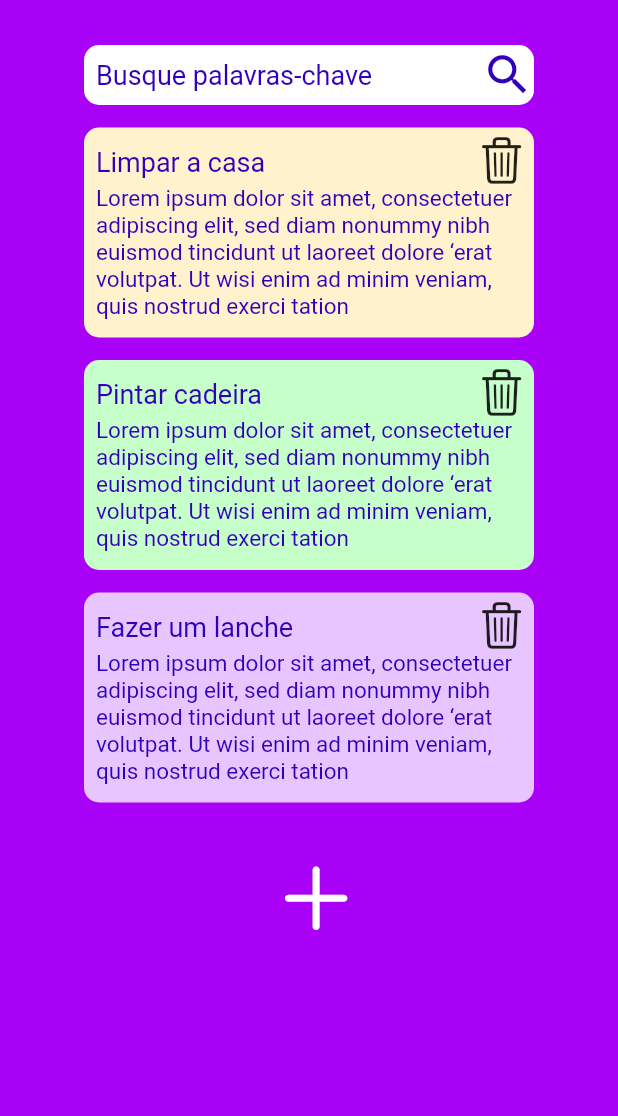
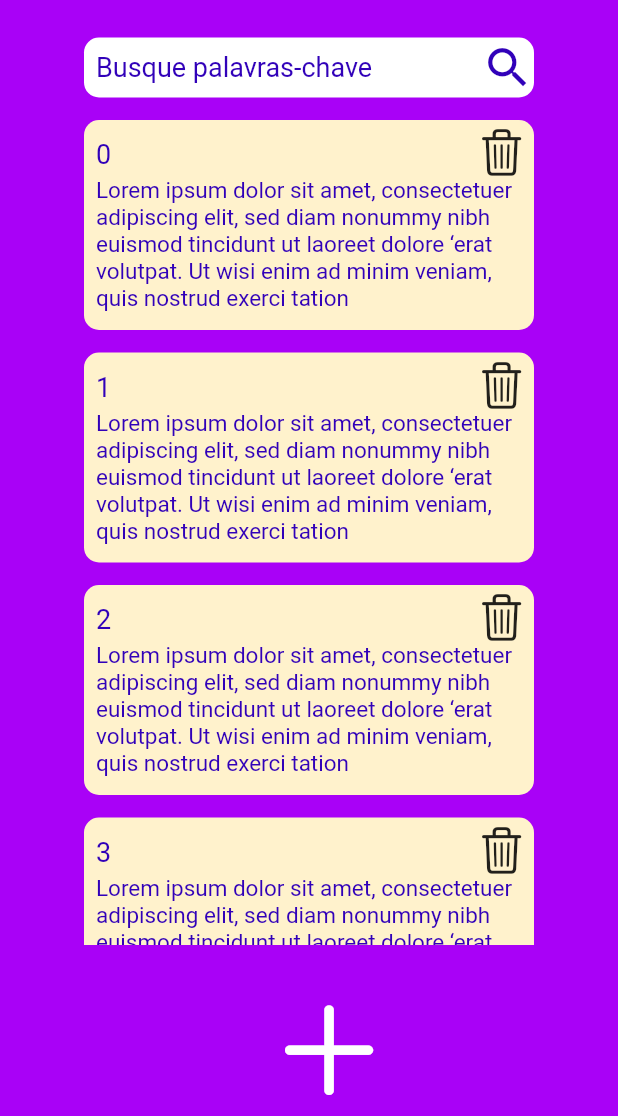
Before and after one commit to DesenvolvedorDOM23/todo_app, a Flutter app: the screen it shows after launch, on a phone screen of 412 x 824 dp, the part 120-1236 px from its top. Run offline on Flutter 3.47's test engine with Material 2 defaults, Android fonts, the light colour scheme and no system bars; Roboto replaces fonts that are missing (Montserrat-Bold, Montserrat-SemiBold, Tahoma).

Commit message:
ajuste da listview e botao fixo na tela

```diff
--- a/todo_app/lib/view/pages/listagem.dart
+++ b/todo_app/lib/view/pages/listagem.dart
@@ -16,6 +16,8 @@ class _ListagemState extends State<Listagem> {
     return Scaffold(
       backgroundColor: Color.fromRGBO(169, 1, 247, 1),
       body: Column(
+        mainAxisSize: MainAxisSize.min,
+        mainAxisAlignment: MainAxisAlignment.spaceEvenly,
         children: [
           Row(
             children: [
@@ -51,30 +53,11 @@ class _ListagemState extends State<Listagem> {
               ),
             ],
           ),
-          /////
-          ///
-          ///barra de pesquisa!
-          ///
-          ///
-          // Container(
-          //   width: MediaQuery.of(context).size.width * 0.94,
-          //   padding: const EdgeInsets.only(top: 30, bottom: 15),
-          //   child: const TextField(
-          //     decoration: InputDecoration(
-          //         labelText: 'Busque palavras-chave',
-          //         suffixIcon: Icon(Icons.search),
-          //         enabledBorder: UnderlineInputBorder(
-          //             borderRadius: BorderRadius.all(Radius.circular(15))),
-          //         filled: true,
-          //         fillColor: Colors.white),
-          //   ),
-          // ),
-          ///
           Column(
-            //definir tamanho dessa colum pode ser o melhor caminho pra fixar botao bottom
             children: [
-              Container(
-                margin: EdgeInsets.only(top: 30),
+              Padding(
+                padding: const EdgeInsets.only(top: 25, left: 10, right: 10),
+                child: Container(
                   width: 300,
                   height: 40,
                   decoration: BoxDecoration(
@@ -103,21 +86,18 @@ class _ListagemState extends State<Listagem> {
                     ],
                   ),
                 ),
-
-              ////////////
-              ///
-              ///final intemLista = List<String> ;
-              ///ListView.Builder(
-              ///itemcount: itemLista.length
-              ///itemBuilder: (contex, index){
-              ///return ListTile(
-              ///title: Text('${itemLista[index]}')
-              ///)
-              ///}
-              ///
-              ///)
-              Container(
-                margin: EdgeInsets.only(top: 15),
+              ),
+              SizedBox(height: 15),
+              SizedBox(
+                width: 300,
+                height: 550,
+                child: SingleChildScrollView(
+                  child: ListView.builder(
+                    shrinkWrap: true,
+                    itemCount: 15,
+                    itemBuilder: (context, index) {
+                      return Container(
+                        margin: EdgeInsets.only(bottom: 15),
                         height: 140,
                         width: 300,
                         decoration: BoxDecoration(
@@ -130,9 +110,10 @@ class _ListagemState extends State<Listagem> {
                               mainAxisAlignment: MainAxisAlignment.spaceBetween,
                               children: [
                                 Padding(
-                          padding: const EdgeInsets.only(left: 8, top: 8),
+                                  padding:
+                                      const EdgeInsets.only(left: 8, top: 8),
                                   child: Text(
-                            'Limpar a casa',
+                                    '$index',
                                     style: TextStyle(
                                       fontSize: 18,
                                       fontFamily: 'Montserrat-Bold',
@@ -141,7 +122,8 @@ class _ListagemState extends State<Listagem> {
                                   ),
                                 ),
                                 Padding(
-                          padding: const EdgeInsets.only(top: 5, right: 5),
+                                  padding:
+                                      const EdgeInsets.only(top: 5, right: 5),
                                   child: GestureDetector(
                                       onTap: null,
                                       child: Icon(
@@ -164,127 +146,28 @@ class _ListagemState extends State<Listagem> {
                             ),
                           ],
                         ),
-              ),
-              Container(
-                margin: EdgeInsets.only(top: 15),
-                height: 140,
-                width: 300,
-                decoration: BoxDecoration(
-                  color: Color.fromRGBO(199, 255, 203, 1),
-                  borderRadius: BorderRadius.circular(10),
-                ),
-                child: Column(
-                  children: [
-                    Row(
-                      mainAxisAlignment: MainAxisAlignment.spaceBetween,
-                      children: [
-                        Padding(
-                          padding: const EdgeInsets.only(left: 8, top: 8),
-                          child: Text(
-                            'Pintar cadeira',
-                            style: TextStyle(
-                              fontSize: 18,
-                              fontFamily: 'Montserrat-Bold',
-                              color: Color.fromRGBO(49, 1, 185, 1),
-                            ),
-                          ),
-                        ),
-                        Padding(
-                          padding: const EdgeInsets.only(top: 5, right: 5),
-                          child: GestureDetector(
-                              onTap: null,
-                              child: Icon(
-                                CupertinoIcons.trash,
-                                size: 33,
-                              )),
-                        )
-                      ],
-                    ),
-                    Padding(
-                      padding: const EdgeInsets.only(left: 8, right: 8),
-                      child: Text(
-                        'Lorem ipsum dolor sit amet, consectetuer adipiscing elit, sed diam nonummy nibh euismod tincidunt ut laoreet dolore ‘erat volutpat. Ut wisi enim ad minim veniam, quis nostrud exerci tation',
-                        style: TextStyle(
-                          fontSize: 15,
-                          fontFamily: 'Tahoma',
-                          color: Color.fromRGBO(49, 1, 185, 1),
+                      );
+                    },
                   ),
                 ),
               ),
             ],
           ),
-              ),
-              Container(
-                margin: EdgeInsets.only(top: 15),
-                height: 140,
-                width: 300,
-                decoration: BoxDecoration(
-                  color: Color.fromRGBO(232, 197, 255, 1),
-                  borderRadius: BorderRadius.circular(10),
-                ),
-                child: Column(
-                  children: [
-                    Row(
-                      mainAxisAlignment: MainAxisAlignment.spaceBetween,
-                      children: [
           Padding(
-                          padding: const EdgeInsets.only(left: 8, top: 8),
-                          child: Text(
-                            'Fazer um lanche',
-                            style: TextStyle(
-                              fontSize: 18,
-                              fontFamily: 'Montserrat-Bold',
-                              color: Color.fromRGBO(49, 1, 185, 1),
-                            ),
-                          ),
-                        ),
-                        Padding(
-                          padding: const EdgeInsets.only(top: 5, right: 5),
-                          child: GestureDetector(
-                              onTap: null,
-                              child: Icon(
-                                CupertinoIcons.trash,
-                                size: 33,
-                              )),
-                        )
-                      ],
-                    ),
-                    Padding(
-                      padding: const EdgeInsets.only(left: 8, right: 8),
-                      child: Text(
-                        'Lorem ipsum dolor sit amet, consectetuer adipiscing elit, sed diam nonummy nibh euismod tincidunt ut laoreet dolore ‘erat volutpat. Ut wisi enim ad minim veniam, quis nostrud exerci tation',
-                        style: TextStyle(
-                          fontSize: 15,
-                          fontFamily: 'Tahoma',
-                          color: Color.fromRGBO(49, 1, 185, 1),
-                        ),
-                      ),
-                    ),
-                  ],
-                ),
-              ),
-            ],
-          ),
-          SizedBox(
-            height: 25,
-          ),
-
-          //////
-          ///botão apresentado ainda não esta configurado corretamente!
-          IconButton(
-              onPressed: null, //<<<apagar qdo for navegar!
+            padding: const EdgeInsets.all(20.0),
+            child: IconButton(
+                onPressed: null,
                 // onPressed: () {
                 //           Navigator.of(context).push(MaterialPageRoute(
                 //               builder: (context) => Create()));
                 //         },
 
-              ////
-              ///fixar bottom center
                 icon: Icon(
                   CupertinoIcons.add,
-                size: 60,
+                  size: 85,
                   color: Colors.white,
                 )),
+          ),
 
           /////
           ///VVVV esse botão ficou fixo, VVVV
@@ -299,8 +182,161 @@ class _ListagemState extends State<Listagem> {
           //               size: 80,
           //               color: Colors.white,
           //             ))))
+          //////////
+          ///outra opção de botao
+          ///
+          // GestureDetector(
+          //   onTap: () {
+          //     Navigator.of(context).pushAndRemoveUntil(
+          //       MaterialPageRoute(
+          //         builder: (context) => const Listagem(),
+          //       ),
+          //       (route) => false,
+          //     );
+          //     // Navigator.pushNamedAndRemoveUntil(
+          //     //     context, 'todo_register', (route) => false);
+          //   },
+          //   child: const Icon(
+          //     CupertinoIcons.add,
+          //     size: 85,
+          //     color: Colors.white,
+          //   ),
+          // )
         ],
       ),
     );
   }
 }
+// import 'package:app_todo_lovepeople/presenter/todo_list_presenter.dart';
+// import 'package:app_todo_lovepeople/view/pages/todo_register.dart';
+// import 'package:flutter/material.dart';
+// import 'package:flutter/services.dart';
+// import 'package:provider/provider.dart';
+
+// import '../widgets/box.dart';
+// import '../widgets/searchBox.dart';
+
+// class TaskList extends StatefulWidget {
+//   const TaskList({super.key});
+
+//   @override
+//   State<TaskList> createState() => _TaskListState();
+// }
+
+// class _TaskListState extends State<TaskList> {
+//   final TextEditingController _textEditingController = TextEditingController();
+
+//   setFullScreen() {
+//     SystemChrome.setEnabledSystemUIMode(SystemUiMode.immersive,
+//         overlays: [SystemUiOverlay.top, SystemUiOverlay.bottom]);
+//   }
+
+//   @override
+//   void initState() {
+//     super.initState();
+//     context.read<TodoPresenter>().getTODOlist();
+//     //todoPresenter.getTODOlist();
+//     //var item =  TodoPresenter(TodoApi()).todoList;
+//   }
+
+//   @override
+//   Widget build(BuildContext context) {
+//     context.read<TodoPresenter>;
+//     final size = MediaQuery.of(context).size;
+
+//     setFullScreen();
+
+//     return Consumer<TodoPresenter>(
+//       builder: (context, controller, child) {
+//         return Scaffold(
+//           backgroundColor: const Color.fromRGBO(169, 1, 247, 1),
+//           body: SafeArea(
+//             child: Column(
+//               children: [
+//                 // LOGO
+//                 Row(
+//                   children: [
+//                     Container(
+//                       padding: const EdgeInsets.all(3),
+//                       width: size.width * 0.2,
+//                       height: size.width * 0.2,
+//                       decoration: const BoxDecoration(
+//                         color: Colors.white,
+//                         borderRadius: BorderRadius.only(
+//                           bottomRight: Radius.circular(80),
+//                         ),
+//                       ),
+//                       child: Align(
+//                         alignment: Alignment.topLeft,
+//                         child: Image.asset(
+//                           'lib/view/assets/images/logo.png',
+//                           scale: 9,
+//                         ),
+//                       ),
+//                     ),
+//                   ],
+//                 ),
+//                 // TITULO
+//                 Row(
+//                   mainAxisAlignment: MainAxisAlignment.center,
+//                   children: const [
+//                     Text(
+//                       'Suas Listagens',
+//                       style: TextStyle(color: Colors.white, fontSize: 20),
+//                     ),
+//                   ],
+//                 ),
+//                 // SEACH BOX
+//                 searchBox(context, controller),
+//                 Expanded(
+//                   child: ListView.builder(
+//                     itemCount: controller.todoList.length,
+//                     itemBuilder: (context, index) {
+//                       var item = controller.todoList[index];
+
+//                       return Box(
+//                         item.attributes?.color ?? '',
+//                         item.attributes?.title ?? '',
+//                         item.attributes?.description ?? '',
+//                         item.id ?? 0,
+//                         context,
+//                         controller,
+//                       );
+//                     },
+//                   ),
+//                 ),
+//                 GestureDetector(
+//                   onTap: () {
+//                     Navigator.of(context).pushAndRemoveUntil(
+//                       MaterialPageRoute(
+//                         builder: (context) => const TodoRegister(),
+//                       ),
+//                       (route) => false,
+//                     );
+//                     // Navigator.pushNamedAndRemoveUntil(
+//                     //     context, 'todo_register', (route) => false);
+//                   },
+//                   child: const Icon(
+//                     Icons.add,
+//                     size: 75,
+//                     color: Colors.white,
+//                   ),
+//                 )
+//               ],
+//             ),
+//           ),
+//         );
+//       },
+//     );
+//   }
+// }
+
+// Color _getColor(String color) {
+//   try {
+//     String c = color.replaceAll('#', '');
+//     return Color(0xFF + int.parse(c));
+//   } catch (e) {
+//     print(e);
+//     return Colors.white;
+//   }
+// }
```
Also changed, not shown: todo_app/pubspec.lock. Lines whose indentation alone changed are shown as unchanged.
